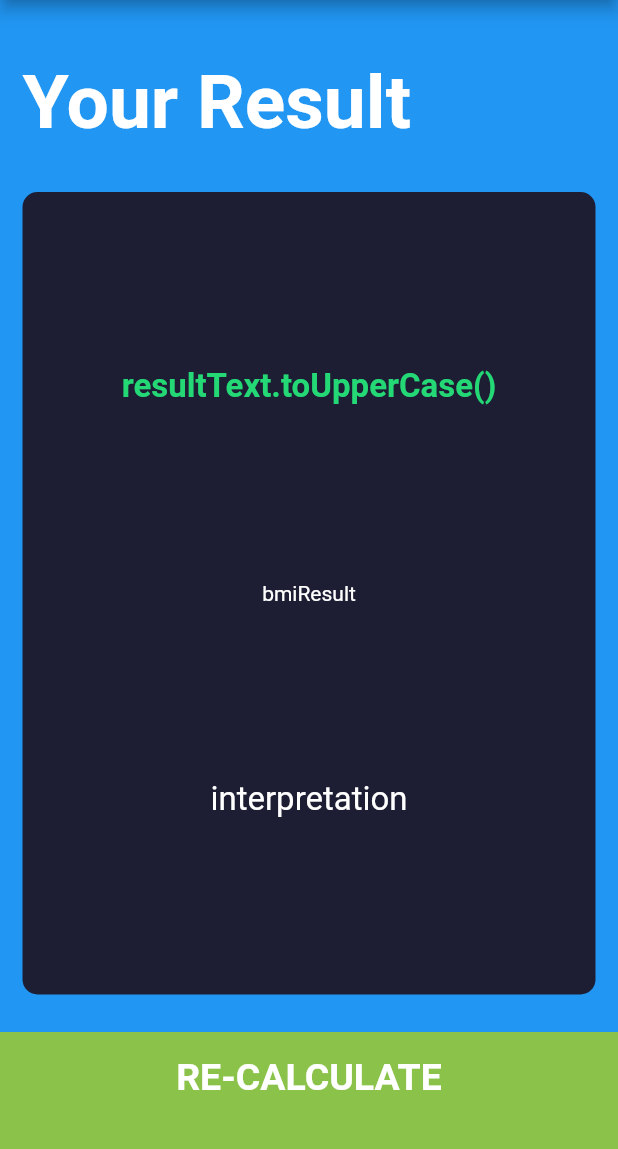
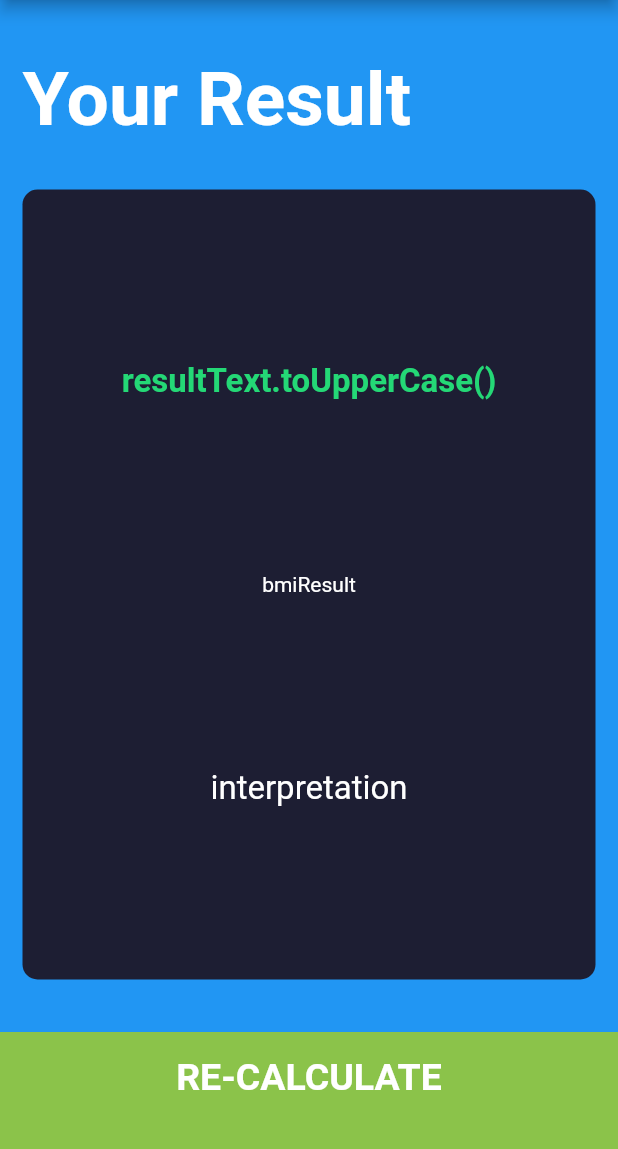
Before and after one commit to iqraanwer26/B_M_C, a Flutter app: the ResultPage screen opened directly, on a phone screen of 412 x 824 dp, the part 84-1233 px from its top. Run offline on Flutter 3.47's test engine with Material 2 defaults, Android fonts, the phone set to English and light mode, and no system bars; our stand-ins replace font_awesome_flutter.

Commit message:
container widget

```diff
--- a/lib/bottomButton.dart
+++ b/lib/bottomButton.dart
@@ -19,7 +19,7 @@ class BottomButton extends StatelessWidget {
           ),
         ),
         color: kBottomContainerColour,
-        margin: EdgeInsets.only(top: 10.0),
+        margin: EdgeInsets.only(top: 20.0),
         padding: EdgeInsets.only(bottom: 20.0),
         width: double.infinity,
         height: kBottomContainerHeight,
```
